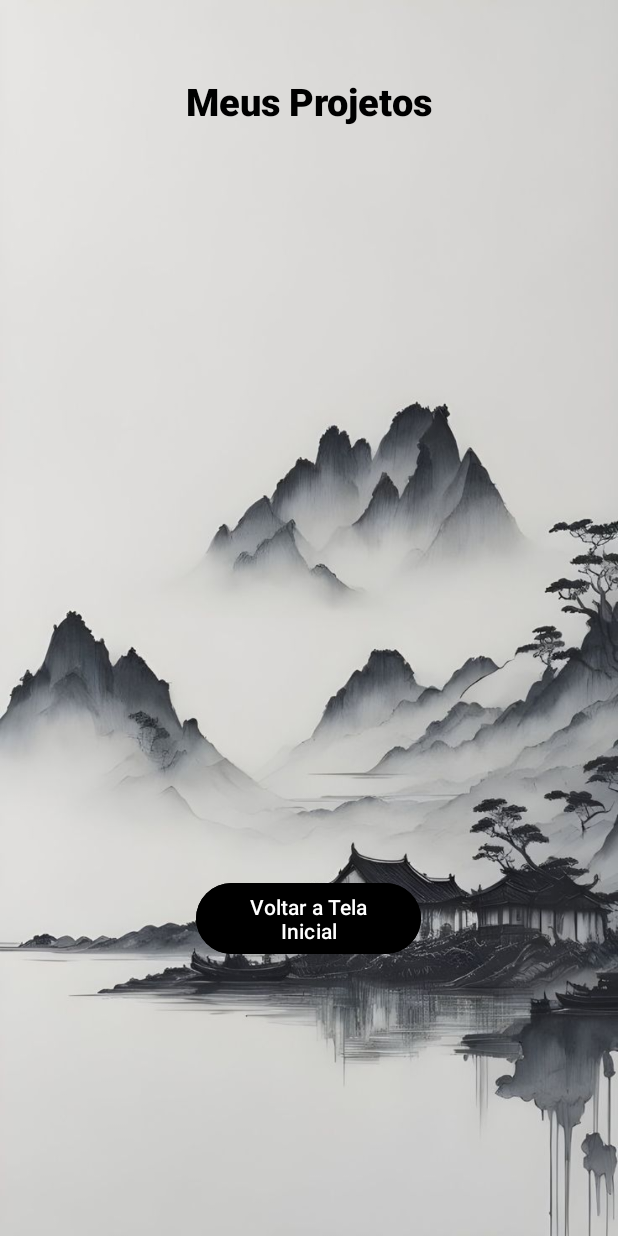
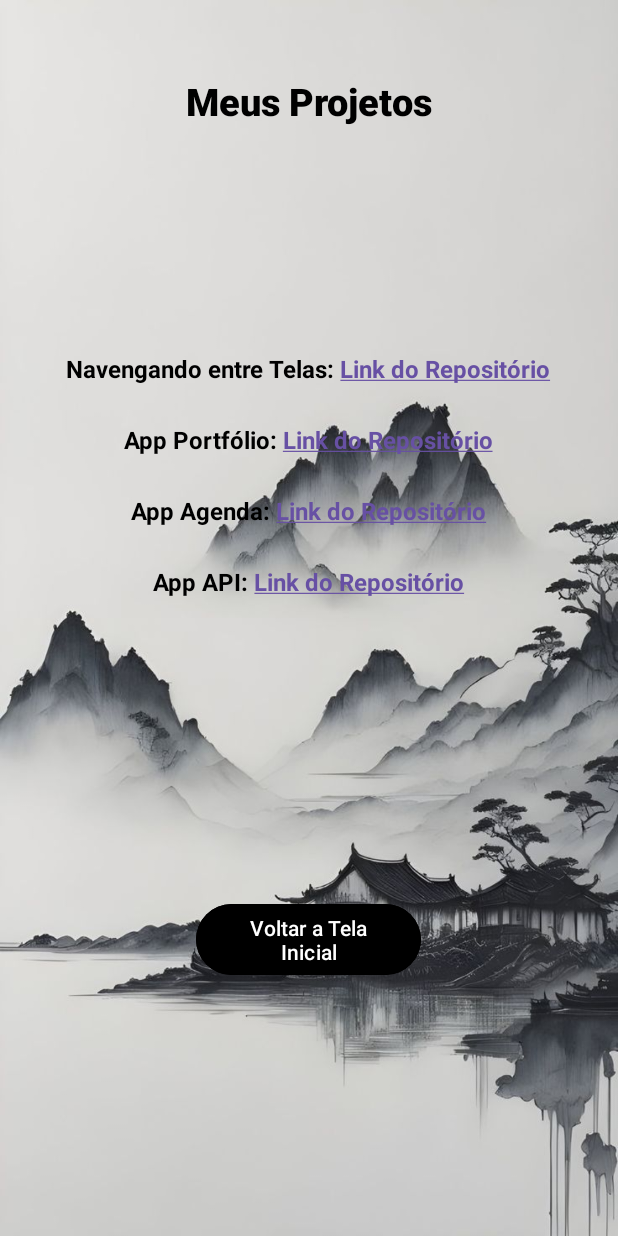
Before and after one commit to blougouras/appPortfolioAndoidStudio, an Android app: the telaProjetos screen opened directly, with no data from a screen before it, on a phone screen of 412 x 824 dp. Run offline under Robolectric (Android 15) with nearby library versions, the phone set to English and light mode, and no system bars.

Commit message:
projeto finalizado ( adição de links nas páginas contatos e portfólio )

```diff
--- a/app/src/main/java/com/example/projetoportflio/telaProjetos.kt
+++ b/app/src/main/java/com/example/projetoportflio/telaProjetos.kt
@@ -3,8 +3,10 @@ package com.example.projetoportflio
 import android.content.Intent
 import android.os.Bundle
 import android.widget.Button
+import android.widget.TextView
 import androidx.activity.enableEdgeToEdge
 import androidx.appcompat.app.AppCompatActivity
+import androidx.core.net.toUri
 import androidx.core.view.ViewCompat
 import androidx.core.view.WindowInsetsCompat
 
@@ -16,6 +18,34 @@ class telaProjetos : AppCompatActivity() {
         super.onCreate(savedInstanceState)
         enableEdgeToEdge()
         setContentView(R.layout.activity_tela_projetos)
+
+        val textView7 = findViewById<TextView>(R.id.textView7)
+        textView7.setOnClickListener {
+            val intent = Intent(Intent.ACTION_VIEW)
+            intent.data = "https://github.com/blougouras/navegandoTelas_androidStudio".toUri()
+            startActivity(intent)
+        }
+
+        val textView8 = findViewById<TextView>(R.id.textView8)
+        textView8.setOnClickListener {
+            val intent = Intent(Intent.ACTION_VIEW)
+            intent.data = "https://github.com/blougouras/appPortfolioAndoidStudio".toUri()
+            startActivity(intent)
+        }
+
+        val textView9 = findViewById<TextView>(R.id.textView9)
+        textView9.setOnClickListener {
+            val intent = Intent(Intent.ACTION_VIEW)
+            intent.data = "https://github.com/blougouras/appAgenda".toUri()
+            startActivity(intent)
+        }
+
+        val textView10 = findViewById<TextView>(R.id.textView10)
+        textView10.setOnClickListener {
+            val intent = Intent(Intent.ACTION_VIEW)
+            intent.data = "https://github.com/blougouras/appAPI".toUri()
+            startActivity(intent)
+        }
 
         button3 = findViewById(R.id.button3)
         button3.setOnClickListener {
--- a/app/src/main/res/layout/activity_tela_projetos.xml
+++ b/app/src/main/res/layout/activity_tela_projetos.xml
@@ -20,12 +20,56 @@
         android:textSize="25sp"
         android:textColor="@color/black"/>
 
+    <TextView
+        android:id="@+id/textView7"
+        android:layout_width="wrap_content"
+        android:layout_height="wrap_content"
+        android:layout_gravity="center"
+        android:layout_marginTop="150dp"
+        android:textStyle="bold"
+        android:textColor="@color/black"
+        android:textSize="16sp"
+        android:text="@string/proj1" />
+
+    <TextView
+        android:id="@+id/textView8"
+        android:layout_width="wrap_content"
+        android:layout_height="wrap_content"
+        android:layout_gravity="center"
+        android:layout_marginTop="25dp"
+        android:textStyle="bold"
+        android:textColor="@color/black"
+        android:textSize="16sp"
+        android:text="@string/proj2" />
+
+    <TextView
+        android:id="@+id/textView9"
+        android:layout_width="wrap_content"
+        android:layout_height="wrap_content"
+        android:layout_gravity="center"
+        android:layout_marginTop="25dp"
+        android:textStyle="bold"
+        android:textColor="@color/black"
+        android:textSize="16sp"
+        android:text="@string/proj3" />
+
+    <TextView
+        android:id="@+id/textView10"
+        android:layout_width="wrap_content"
+        android:layout_height="wrap_content"
+        android:layout_gravity="center"
+        android:layout_marginTop="25dp"
+        android:textStyle="bold"
+        android:textColor="@color/black"
+        android:textSize="16sp"
+        android:text="@string/proj4" />
+
     <Button
         android:id="@+id/button3"
         android:layout_width="150dp"
         android:layout_height="wrap_content"
         android:layout_gravity="center"
-        android:layout_marginTop="500dp"
+        android:layout_marginTop="200dp"
         android:text="@string/textButton"
         android:textColor="@color/white"
         android:backgroundTint="@color/black"/>
--- a/app/src/main/res/values/strings.xml
+++ b/app/src/main/res/values/strings.xml
@@ -16,4 +16,14 @@
     <string name="textHeadingProjetos">Meus Projetos</string>
     <string name="textHeadingContatos">Minhas Redes de Contato</string>
     <string name="textButton">Voltar a Tela Inicial</string>
+    <string name="email">Email: luizblougouras5@gmail.com</string>
+    <string name="whats">Whatsapp: (11) 99458–9646</string>
+    <string name="linkedin">Acesse meu <a href="https://www.linkedin.com/in/luizblougouras">LinkedIn</a></string>
+    <string name="github">Veja meu <a href="https://github.com/blougouras">GitHub</a></string>
+
+    <string name="proj1">Navengando entre Telas: <a href="https://github.com/blougouras/navegandoTelas_androidStudio">Link do Repositório</a></string>
+    <string name="proj2">App Portfólio: <a href="https://github.com/blougouras/appPortfolioAndoidStudio">Link do Repositório</a></string>
+    <string name="proj3">App Agenda: <a href="https://github.com/blougouras/appAgenda">Link do Repositório</a></string>
+    <string name="proj4">App API: <a href="https://github.com/blougouras/appAPI">Link do Repositório</a></string>
+
 </resources>
```
Also changed, not shown: app/src/main/java/com/example/projetoportflio/telaContatos.kt (+21 -0 lines), app/src/main/res/layout/activity_tela_contatos.xml (+44 -1 lines).
